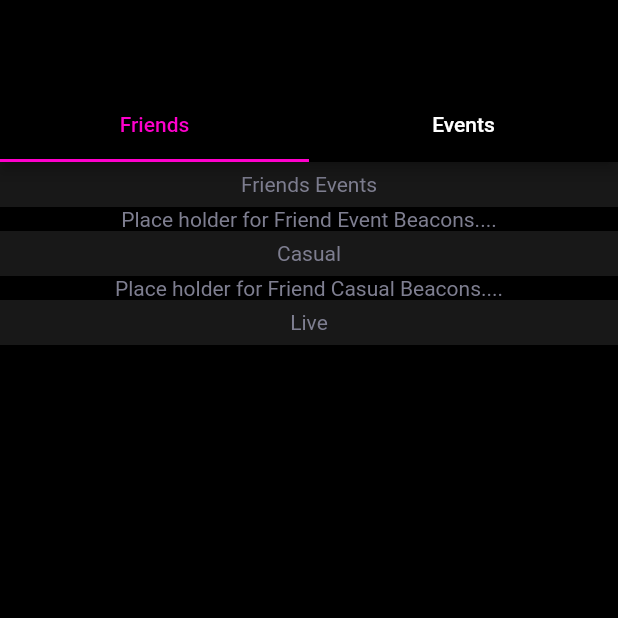
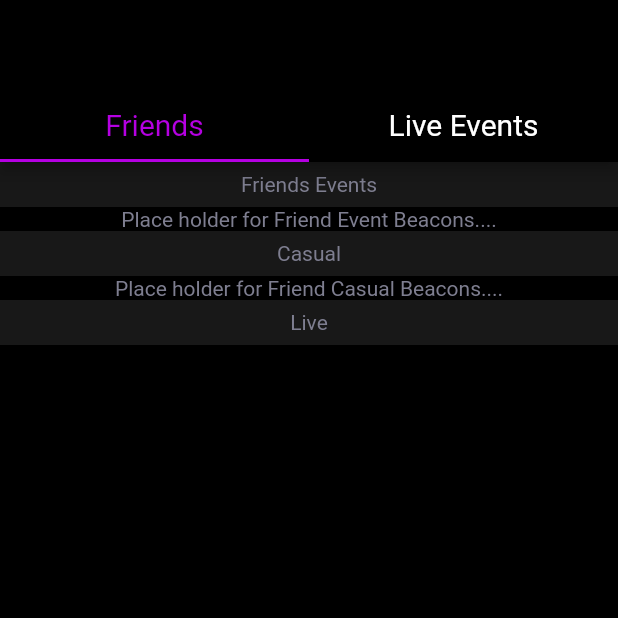
Before and after one commit to Chambo88/BeaconV1, a Flutter app: the BeaconSideDrawer screen opened directly, on a phone screen of 412 x 824 dp, the top half of it. Run offline on Flutter 3.47's test engine with Material 2 defaults, Android fonts, the phone set to English and light mode, and no system bars; our stand-ins replace cloud_firestore, firebase_auth, firebase_core, google_maps_flutter, location; accounts and stored records are empty.

Commit message:
resize side panel tabs

```diff
--- a/lib/components/BeaconSideDrawer.dart
+++ b/lib/components/BeaconSideDrawer.dart
@@ -30,12 +30,13 @@ class BeaconSideDrawer extends StatelessWidget {
             bottom: TabBar(
               labelColor: theme.accentColor,
               unselectedLabelColor: Colors.white,
+              labelStyle: theme.textTheme.headline3,
               tabs: [
                 Tab(
                   text: 'Friends',
                 ),
                 Tab(
-                  text: 'Events',
+                  text: 'Live Events',
                 ),
               ],
             ),
--- a/lib/util/theme.dart
+++ b/lib/util/theme.dart
@@ -11,7 +11,7 @@ class CustomTheme {
       primaryColorLight: Color(0xFF2A2929),
       primaryColor: Color(0xFF181818),
       primaryColorDark: Color(0xFF000000),
-      accentColor: Color(0xFFFF00CC),
+      accentColor: Color(0xFFB500E2),
 
       bottomSheetTheme: BottomSheetThemeData(
         backgroundColor: Colors.black,
```
